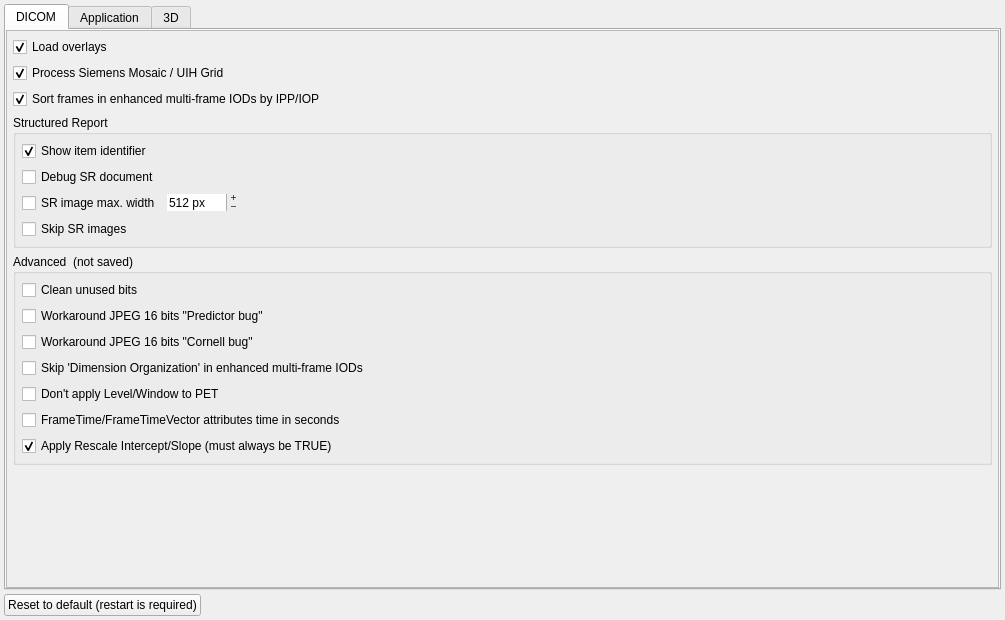
Before: the Qt Designer form GUI/settingswidget.ui in AlizaMedicalImaging/AlizaMS, drawn with Qt 5.
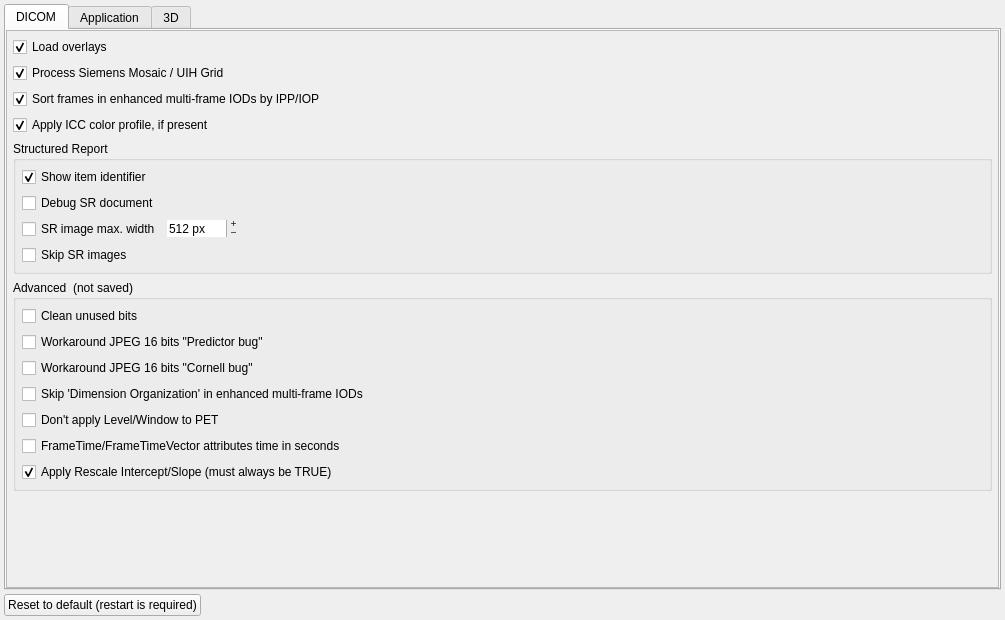
After: the same form once the commit is applied.

Commit message: ICC profile settings

The edit to the form file:
```diff
--- a/GUI/settingswidget.ui
+++ b/GUI/settingswidget.ui
@@ -43,8 +43,8 @@
            <rect>
             <x>0</x>
             <y>0</y>
-            <width>991</width>
-            <height>540</height>
+            <width>977</width>
+            <height>569</height>
            </rect>
           </property>
           <layout class="QVBoxLayout" name="verticalLayout_14">
@@ -117,6 +117,28 @@
              </property>
             </widget>
            </item>
+           <item>
+            <widget class="QCheckBox" name="icc_checkBox">
+             <property name="sizePolicy">
+              <sizepolicy hsizetype="Expanding" vsizetype="Fixed">
+               <horstretch>0</horstretch>
+               <verstretch>0</verstretch>
+              </sizepolicy>
+             </property>
+             <property name="mouseTracking">
+              <bool>false</bool>
+             </property>
+             <property name="toolTip">
+              <string>&lt;html&gt;&lt;head/&gt;&lt;body&gt;&lt;p&gt;Applicable to RGB image (any photo-metric interpretation, except retired).&lt;/p&gt;&lt;p&gt;Profile will be skipped on error.&lt;/p&gt;&lt;/body&gt;&lt;/html&gt;</string>
+             </property>
+             <property name="text">
+              <string>Apply ICC color profile, if present</string>
+             </property>
+             <property name="checked">
+              <bool>true</bool>
+             </property>
+            </widget>
+           </item>
            <item>
             <widget class="QGroupBox" name="groupBox_4">
              <property name="sizePolicy">
```
Left out of the diff: 9 changed lines with no effect on the pictures. The commit also changes 3 other files.
